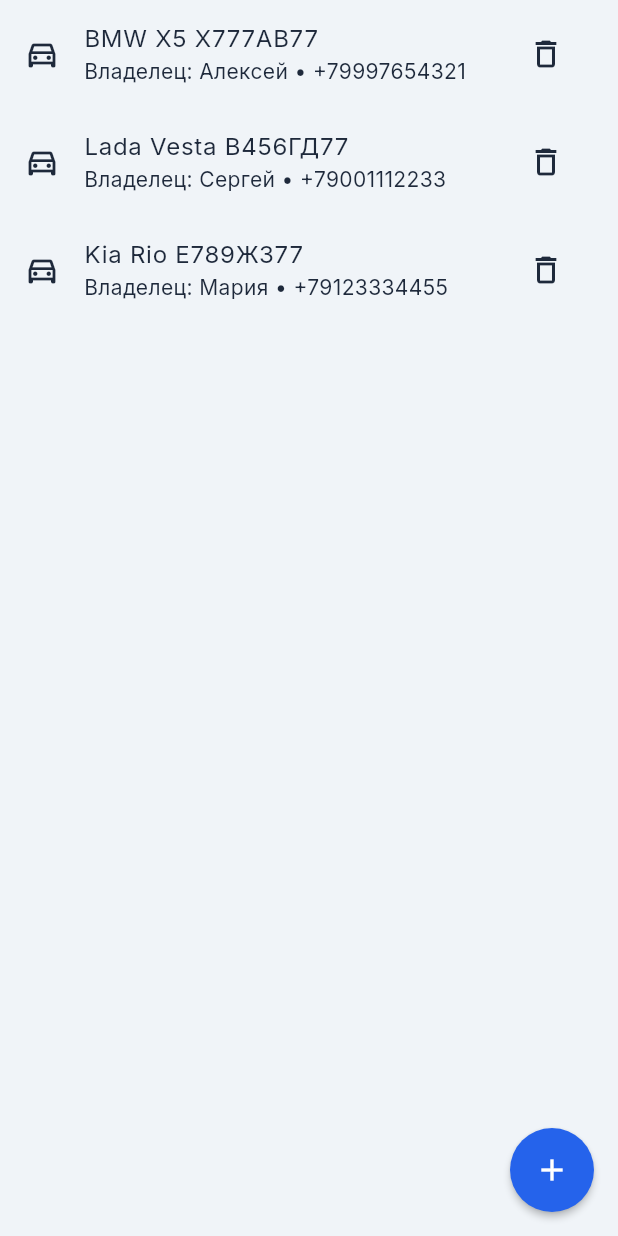
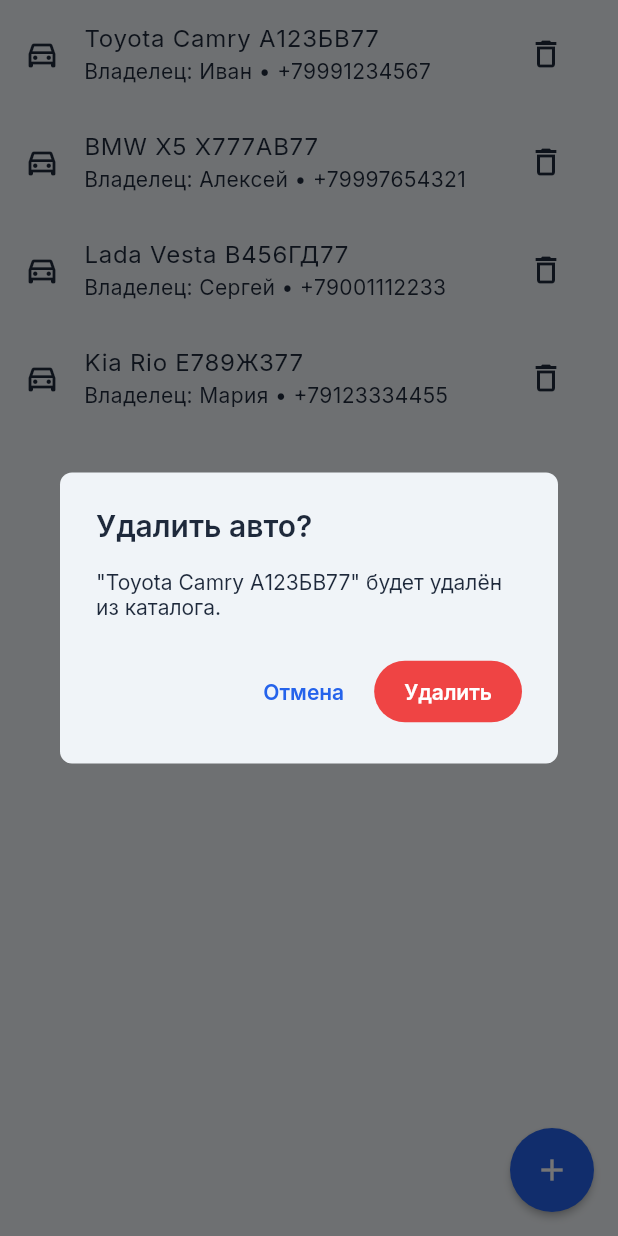
Before and after one commit to NieR8/autocalendar-mobile, a Flutter app: the VehiclesScreen screen opened directly, after a tap on the "delete outline" icon, on a phone screen of 412 x 824 dp. Run offline on Flutter 3.47's test engine with Material 3 defaults, Android fonts, the light colour scheme and no system bars; our stand-ins replace dio, flutter_riverpod, flutter_secure_storage, go_router, google_fonts; missing offline and left inert: dart:html, syncfusion_localizations; accounts and stored records are empty.

Commit message:
fix(catalog): vehicle delete now actually calls backend API
Bug: _delete() was only removing from local _list (memory-only),
leaving the vehicle in the database. After _reload(), it reappeared.

Fix: Added deleteVehicle(id) API call + confirmation dialog + error
handling. Matches existing pattern used in bays_screen.dart and
services_screen.dart (both already correct).

```diff
--- a/lib/presentation/catalog/vehicles_screen.dart
+++ b/lib/presentation/catalog/vehicles_screen.dart
@@ -107,7 +107,31 @@
   }
 
   Future<void> _delete(Vehicle v) async {
-    _list.removeWhere((e) => e.id == v.id);
-    setState(() {});
+    final confirm = await showDialog<bool>(
+      context: context,
+      builder: (c) => AlertDialog(
+        title: const Text('Удалить авто?'),
+        content: Text('"${v.displayLabel}" будет удалён из каталога.'),
+        actions: [
+          TextButton(onPressed: () => Navigator.pop(c, false), child: const Text('Отмена')),
+          FilledButton(
+            style: FilledButton.styleFrom(backgroundColor: Theme.of(context).colorScheme.error),
+            onPressed: () => Navigator.pop(c, true),
+            child: const Text('Удалить'),
+          ),
+        ],
+      ),
+    );
+    if (confirm != true) return;
+    try {
+      await ref.read(catalogApiProvider).deleteVehicle(v.id);
+      if (mounted) _reload();
+    } catch (e) {
+      if (mounted) {
+        ScaffoldMessenger.of(context).showSnackBar(
+          SnackBar(content: Text('Не удалось удалить авто (возможно, оно используется в записях): $e')),
+        );
+      }
+    }
   }
 }
```
